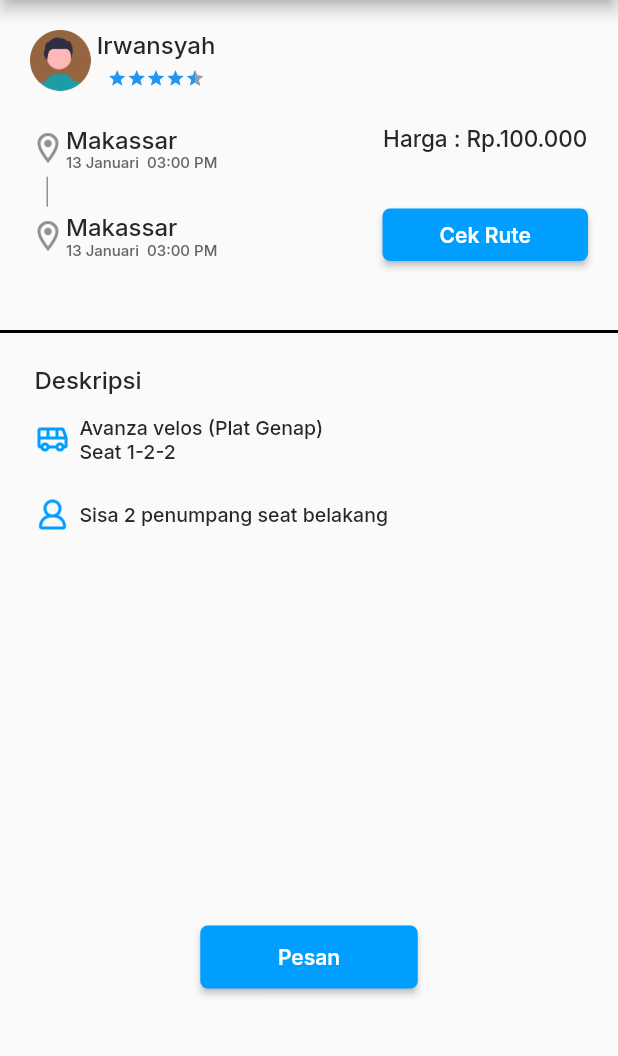
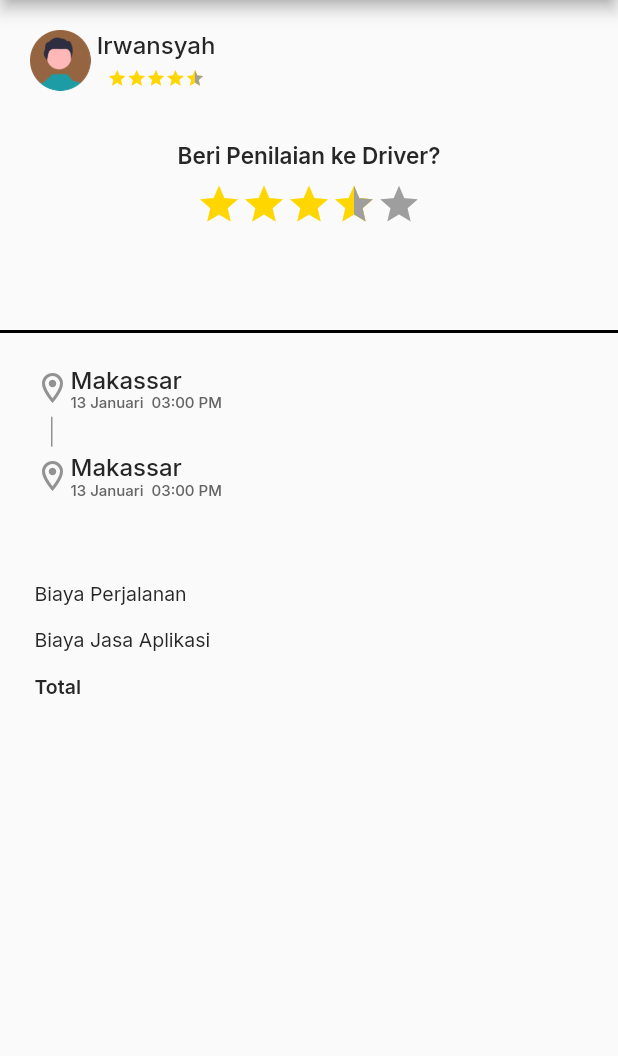
Before and after one commit to Dhaniramli/satuarah-app, a Flutter app: the screen it shows after launch, on a phone screen of 412 x 824 dp, the part 84-1140 px from its top. Run offline on Flutter 3.47's test engine with Material 2 defaults, Android fonts, the phone set to English and light mode, and no system bars; our stand-ins replace cloud_firestore, firebase_auth, firebase_core, flutter_switch, get, google_fonts; accounts and stored records are empty.

Commit message:
tampilan order detail

```diff
--- /dev/null
+++ b/lib/app/modules/order_detail/bindings/order_detail_binding.dart
@@ -0,0 +1,12 @@
+import 'package:get/get.dart';
+
+import '../controllers/order_detail_controller.dart';
+
+class OrderDetailBinding extends Bindings {
+  @override
+  void dependencies() {
+    Get.lazyPut<OrderDetailController>(
+      () => OrderDetailController(),
+    );
+  }
+}
--- /dev/null
+++ b/lib/app/modules/order_detail/controllers/order_detail_controller.dart
@@ -0,0 +1,23 @@
+import 'package:get/get.dart';
+
+class OrderDetailController extends GetxController {
+  //TODO: Implement OrderDetailController
+
+  final count = 0.obs;
+  @override
+  void onInit() {
+    super.onInit();
+  }
+
+  @override
+  void onReady() {
+    super.onReady();
+  }
+
+  @override
+  void onClose() {
+    super.onClose();
+  }
+
+  void increment() => count.value++;
+}
--- /dev/null
+++ b/lib/app/modules/order_detail/views/order_detail_view.dart
@@ -0,0 +1,198 @@
+import 'package:flutter/material.dart';
+import 'package:get/get.dart';
+
+import '../../../../shared/rating_bar.dart';
+import '../../../../theme.dart';
+import '../controllers/order_detail_controller.dart';
+
+class OrderDetailView extends GetView<OrderDetailController> {
+  const OrderDetailView({Key? key}) : super(key: key);
+  @override
+  Widget build(BuildContext context) {
+    return Scaffold(
+      appBar: AppBar(
+        title: const Text('Pesan'),
+        centerTitle: true,
+        leading: IconButton(
+          onPressed: () => Get.back(),
+          icon: const Icon(
+            Icons.arrow_back_ios,
+            color: white,
+          ),
+        ),
+      ),
+      body: Column(
+        crossAxisAlignment: CrossAxisAlignment.start,
+        children: [
+          Container(
+            padding: const EdgeInsets.all(20),
+            decoration: BoxDecoration(
+              border: Border(
+                bottom: BorderSide(color: black, width: 2),
+              ),
+            ),
+            child: SizedBox(
+              height: 180,
+              width: double.infinity,
+              child: Column(
+                children: [
+                  Row(
+                    children: [
+                      SizedBox(
+                        height: 40.51,
+                        child: Row(
+                          children: [
+                            Container(
+                              height: 40.51,
+                              width: 40.51,
+                              decoration: BoxDecoration(
+                                  borderRadius: BorderRadius.circular(50)),
+                              child: Image.asset(
+                                "assets/profile.png",
+                                width: 40.51,
+                                height: 40.51,
+                                fit: BoxFit.fill,
+                              ),
+                            ),
+                            const SizedBox(width: 4),
+                            Column(
+                              children: [
+                                Text(
+                                  "Irwansyah",
+                                  style: textBlackDuaStyle.copyWith(
+                                    fontSize: 16,
+                                    fontWeight: medium,
+                                  ),
+                                ),
+                                Container(
+                                  margin: const EdgeInsets.only(top: 6.92),
+                                  height: 12.96,
+                                  width: 64.81,
+                                  child: const RatingBar(
+                                    rating: 4.5,
+                                    ratingCount: 12,
+                                    size: 12.96,
+                                  ),
+                                )
+                              ],
+                            ),
+                          ],
+                        ),
+                      )
+                    ],
+                  ),
+                  const SizedBox(height: 34),
+                  Text(
+                    'Beri Penilaian ke Driver?',
+                    style: textBlackDuaStyle.copyWith(
+                      fontSize: 15,
+                      fontWeight: semiBold,
+                    ),
+                  ),
+                  const SizedBox(height: 9),
+                  const RatingBar(rating: 3.5, size: 30),
+                ],
+              ),
+            ),
+          ),
+          Padding(
+            padding: const EdgeInsets.symmetric(horizontal: 23, vertical: 21),
+            child: Column(
+              crossAxisAlignment: CrossAxisAlignment.start,
+              children: [
+                Column(
+                  crossAxisAlignment: CrossAxisAlignment.start,
+                  children: [
+                    Row(
+                      children: [
+                        Icon(Icons.location_on_outlined, color: grayTigaColor),
+                        Column(
+                          crossAxisAlignment: CrossAxisAlignment.start,
+                          children: [
+                            Text(
+                              'Makassar',
+                              style: textBlackDuaStyle.copyWith(
+                                  fontSize: 16, fontWeight: medium),
+                            ),
+                            Text(
+                              '13 Januari  03:00 PM',
+                              style: textGrayStyle.copyWith(
+                                  fontSize: 10, fontWeight: medium),
+                            ),
+                          ],
+                        ),
+                      ],
+                    ),
+                    Container(
+                      width: 1,
+                      height: 20,
+                      color: grayTigaColor,
+                      margin: const EdgeInsets.only(
+                          left: 11, top: 3.79, bottom: 3.79),
+                    ),
+                    Row(
+                      children: [
+                        Icon(Icons.location_on_outlined, color: grayTigaColor),
+                        Column(
+                          crossAxisAlignment: CrossAxisAlignment.start,
+                          children: [
+                            Text(
+                              'Makassar',
+                              style: textBlackDuaStyle.copyWith(
+                                  fontSize: 16, fontWeight: medium),
+                            ),
+                            Text(
+                              '13 Januari  03:00 PM',
+                              style: textGrayStyle.copyWith(
+                                  fontSize: 10, fontWeight: medium),
+                            ),
+                          ],
+                        ),
+                      ],
+                    ),
+                  ],
+                ),
+                const SizedBox(height: 55),
+                Row(
+                  children: [
+                    Text(
+                      'Biaya Perjalanan',
+                      style: textBlackDuaStyle.copyWith(
+                        fontSize: 13,
+                        fontWeight: regular,
+                      ),
+                    ),
+                  ],
+                ),
+                const SizedBox(height: 15),
+                Row(
+                  children: [
+                    Text(
+                      'Biaya Jasa Aplikasi',
+                      style: textBlackDuaStyle.copyWith(
+                        fontSize: 13,
+                        fontWeight: regular,
+                      ),
+                    ),
+                  ],
+                ),
+                const SizedBox(height: 15),
+                Row(
+                  children: [
+                    Text(
+                      'Total',
+                      style: textBlackDuaStyle.copyWith(
+                        fontSize: 13,
+                        fontWeight: semiBold,
+                      ),
+                    ),
+                  ],
+                ),
+              ],
+            ),
+          ),
+        ],
+      ),
+    );
+  }
+}
--- /dev/null
+++ b/lib/app/modules/register_driver/bindings/register_driver_binding.dart
@@ -0,0 +1,12 @@
+import 'package:get/get.dart';
+
+import '../controllers/register_driver_controller.dart';
+
+class RegisterDriverBinding extends Bindings {
+  @override
+  void dependencies() {
+    Get.lazyPut<RegisterDriverController>(
+      () => RegisterDriverController(),
+    );
+  }
+}
--- /dev/null
+++ b/lib/app/modules/register_driver/controllers/register_driver_controller.dart
@@ -0,0 +1,23 @@
+import 'package:get/get.dart';
+
+class RegisterDriverController extends GetxController {
+  //TODO: Implement RegisterDriverController
+
+  final count = 0.obs;
+  @override
+  void onInit() {
+    super.onInit();
+  }
+
+  @override
+  void onReady() {
+    super.onReady();
+  }
+
+  @override
+  void onClose() {
+    super.onClose();
+  }
+
+  void increment() => count.value++;
+}
--- /dev/null
+++ b/lib/app/modules/register_driver/views/register_driver_view.dart
@@ -0,0 +1,24 @@
+import 'package:flutter/material.dart';
+
+import 'package:get/get.dart';
+
+import '../controllers/register_driver_controller.dart';
+
+class RegisterDriverView extends GetView<RegisterDriverController> {
+  const RegisterDriverView({Key? key}) : super(key: key);
+  @override
+  Widget build(BuildContext context) {
+    return Scaffold(
+      appBar: AppBar(
+        title: const Text('RegisterDriverView'),
+        centerTitle: true,
+      ),
+      body: const Center(
+        child: Text(
+          'RegisterDriverView is working',
+          style: TextStyle(fontSize: 20),
+        ),
+      ),
+    );
+  }
+}
--- a/lib/app/routes/app_pages.dart
+++ b/lib/app/routes/app_pages.dart
@@ -14,12 +14,16 @@ import '../modules/leaving_today/bindings/leaving_today_binding.dart';
 import '../modules/leaving_today/views/leaving_today_view.dart';
 import '../modules/main_navigation/bindings/main_navigation_binding.dart';
 import '../modules/main_navigation/views/main_navigation_view.dart';
+import '../modules/order_detail/bindings/order_detail_binding.dart';
+import '../modules/order_detail/views/order_detail_view.dart';
 import '../modules/ordering/bindings/ordering_binding.dart';
 import '../modules/ordering/views/ordering_view.dart';
 import '../modules/popular_route/bindings/popular_route_binding.dart';
 import '../modules/popular_route/views/popular_route_view.dart';
 import '../modules/profile/bindings/profile_binding.dart';
 import '../modules/profile/views/profile_view.dart';
+import '../modules/register_driver/bindings/register_driver_binding.dart';
+import '../modules/register_driver/views/register_driver_view.dart';
 import '../modules/sign_in/bindings/sign_in_binding.dart';
 import '../modules/sign_in/views/sign_in_view.dart';
 import '../modules/sign_up/bindings/sign_up_binding.dart';
@@ -91,5 +95,15 @@ class AppPages {
       page: () => const OrderingView(),
       binding: OrderingBinding(),
     ),
+    GetPage(
+      name: _Paths.ORDER_DETAIL,
+      page: () => const OrderDetailView(),
+      binding: OrderDetailBinding(),
+    ),
+    GetPage(
+      name: _Paths.REGISTER_DRIVER,
+      page: () => const RegisterDriverView(),
+      binding: RegisterDriverBinding(),
+    ),
   ];
 }
--- a/lib/app/routes/app_routes.dart
+++ b/lib/app/routes/app_routes.dart
@@ -15,6 +15,8 @@ abstract class Routes {
   static const HISTORY = _Paths.HISTORY;
   static const CEK = _Paths.CEK;
   static const ORDERING = _Paths.ORDERING;
+  static const ORDER_DETAIL = _Paths.ORDER_DETAIL;
+  static const REGISTER_DRIVER = _Paths.REGISTER_DRIVER;
 }
 
 abstract class _Paths {
@@ -31,4 +33,6 @@ abstract class _Paths {
   static const HISTORY = '/history';
   static const CEK = '/cek';
   static const ORDERING = '/ordering';
+  static const ORDER_DETAIL = '/order-detail';
+  static const REGISTER_DRIVER = '/register-driver';
 }
--- a/lib/main.dart
+++ b/lib/main.dart
@@ -29,7 +29,7 @@ class MyApp extends StatelessWidget {
     return GetMaterialApp(
           debugShowCheckedModeBanner: false,
           title: "Application",
-          initialRoute: Routes.ORDERING,
+          initialRoute: Routes.ORDER_DETAIL,
           getPages: AppPages.routes,
         );
 
--- a/lib/shared/rating_bar.dart
+++ b/lib/shared/rating_bar.dart
@@ -1,4 +1,6 @@
 import 'package:flutter/material.dart';
+
+import '../theme.dart';
 
 class RatingBar extends StatelessWidget {
   final double rating;
@@ -22,7 +24,7 @@ class RatingBar extends StatelessWidget {
     for (int i = 0; i < 5; i++) {
       if (i < realNumber) {
         _starList.add(Icon(Icons.star,
-            color: Theme.of(context).primaryColor, size: size));
+            color: yellowColor, size: size));
       } else if (i == realNumber) {
         _starList.add(
           SizedBox(
@@ -33,7 +35,7 @@ class RatingBar extends StatelessWidget {
               children: [
                 Icon(
                   Icons.star,
-                  color: Theme.of(context).primaryColor,
+                  color: yellowColor,
                   size: size,
                 ),
                 ClipRect(
--- a/lib/theme.dart
+++ b/lib/theme.dart
@@ -11,6 +11,7 @@ Color greenColor = const Color(0xff05FF00);
 const Color white = Color(0xffFFFFFF);
 Color black = const Color(0xff000000);
 Color blackDua = const Color(0xff272727);
+Color yellowColor = const Color(0xffFFD600);
 
 
 TextStyle textBlackDuaStyle = GoogleFonts.inter(
```
